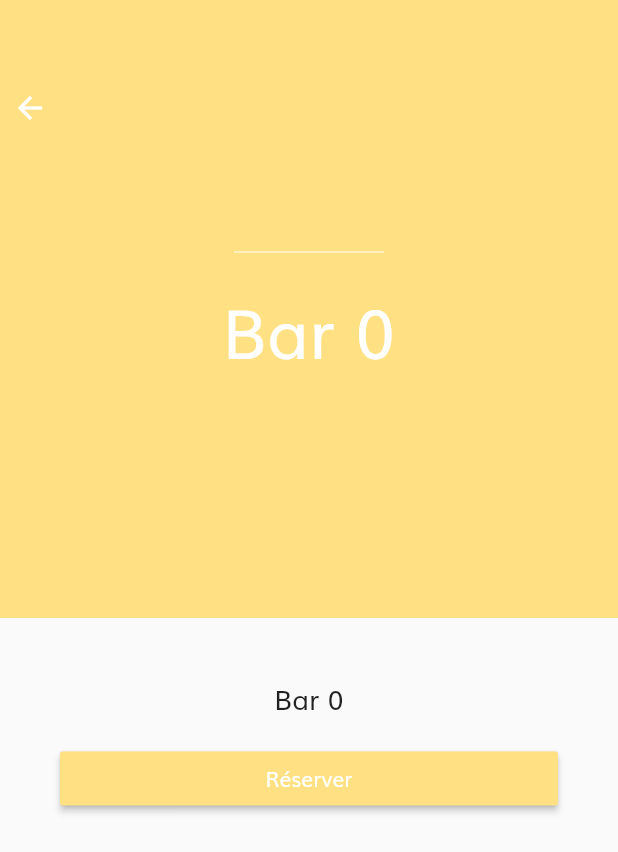
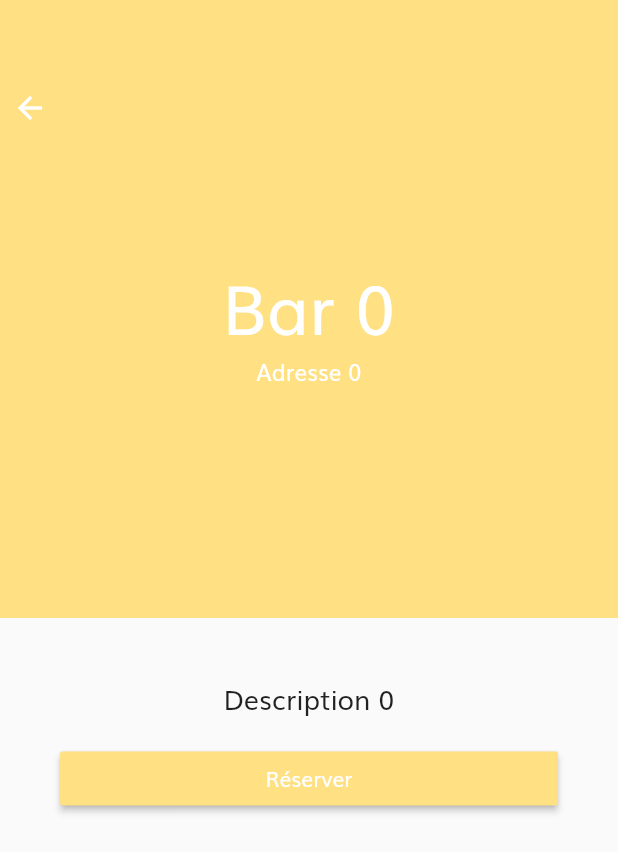
Before and after one commit to A2lam/goodtime, a Flutter app: the BarRoute screen opened directly, after a tap on an icon or button, on a phone screen of 412 x 824 dp. Shown: the top 852 px of the screen. Run offline on Flutter 3.47's test engine with Material 2 defaults, Android fonts, the phone set to English and light mode, and no system bars; our stand-ins replace cloud_firestore, firebase_auth; accounts and stored records are empty.

Commit message:
Bar : Addind description and address to bar

```diff
--- a/lib/models/Bar.dart
+++ b/lib/models/Bar.dart
@@ -1,7 +1,11 @@
 import 'package:flutter/material.dart';
 
 class Bar {
+  final String id;
   final String name;
+  final String description;
+  final String address;
 
-  const Bar({ @required this.name }) : assert(name != null);
+  const Bar({ @required this.id, @required this.name, @required this.description, @required this.address})
+      : assert(id != null), assert(name != null), assert(description != null), assert(address != null);
 }
--- a/lib/routes/BarDetailsRoute.dart
+++ b/lib/routes/BarDetailsRoute.dart
@@ -11,17 +11,17 @@ class BarDetailsRoute extends StatelessWidget {
       crossAxisAlignment: CrossAxisAlignment.start,
       children: <Widget>[
         SizedBox(height: 120.0),
-        Center(
-          child: Container(
-            width: 100.0,
-            child: new Divider(color: Colors.white),
-          ),
-        ),
         SizedBox(height: 10.0),
         Center(
           child: Text(
             bar.name,
             style: TextStyle(color: Colors.white, fontSize: 45.0),
+          ),
+        ),
+        Center(
+          child: Text(
+            bar.address,
+            style: TextStyle(color: Colors.white, fontSize: 15.0),
           ),
         ),
         SizedBox(height: 30.0),
@@ -63,7 +63,7 @@ class BarDetailsRoute extends StatelessWidget {
 
   Widget bottomContentText() {
     return Text(
-      bar.name,
+      bar.description,
       style: TextStyle(fontSize: 18.0),
     );
   }
--- a/lib/services/BarService.dart
+++ b/lib/services/BarService.dart
@@ -1,6 +1,9 @@
 import 'package:goodtime/models/Bar.dart';
+import 'package:cloud_firestore/cloud_firestore.dart';
 
 class BarService {
+  CollectionReference _reference = Firestore.instance.collection('bars');
+
   Bar getById(id) {
     return new Bar(name: "Bar Exemple");
   }
@@ -9,9 +12,30 @@ class BarService {
     List<Bar> barList = [];
 
     for (int i = 0; i < 15; i++) {
-      barList.add(new Bar(name: "Bar " + i.toString()));
+      // barList.add(new Bar(name: "Bar " + i.toString()));
+      barList.add(new Bar(
+          id: i.toString(),
+          name: "Bar " + i.toString(),
+          description: "Description " + i.toString(),
+          address: "Adresse " + i.toString()
+      ));
     }
 
     return barList;
   }
+
+  Future<List<Bar>> getAllBarsFromFireStore() async {
+    List<Bar> barList;
+    _reference
+        .snapshots()
+        .listen((data) => data.documents.forEach((document) => barList.add(
+        new Bar(
+            id: document.documentID,
+            name: document['name'],
+            description: document['description'],
+            address: document['address']
+        )
+    )));
+    return barList;
+  }
 }
```
